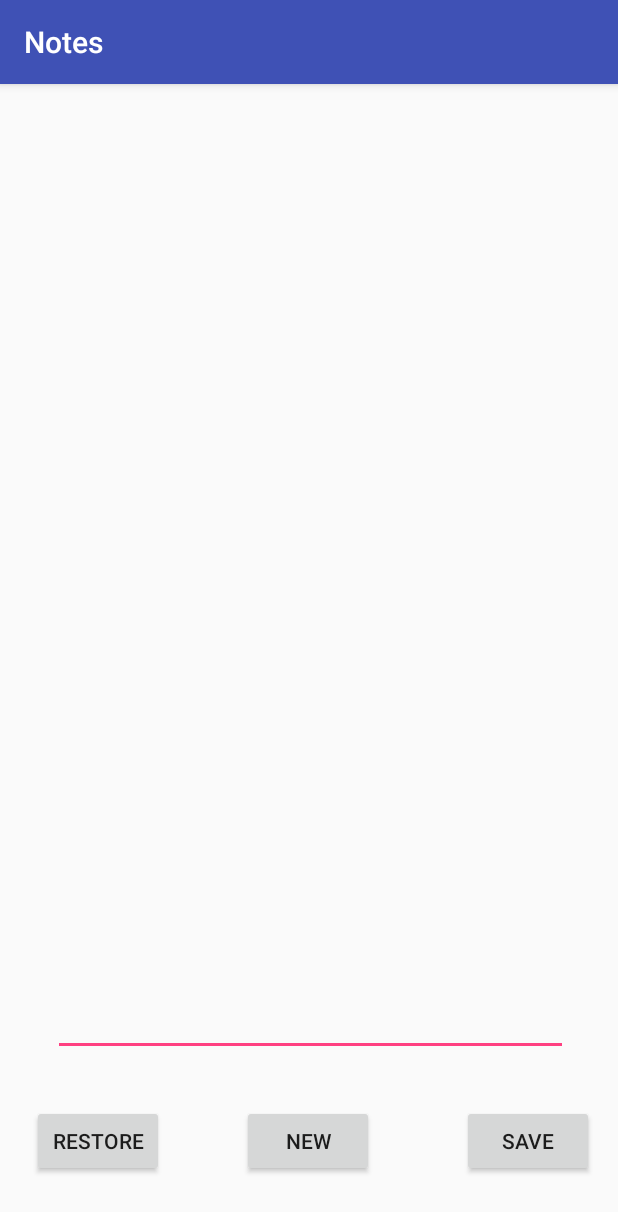
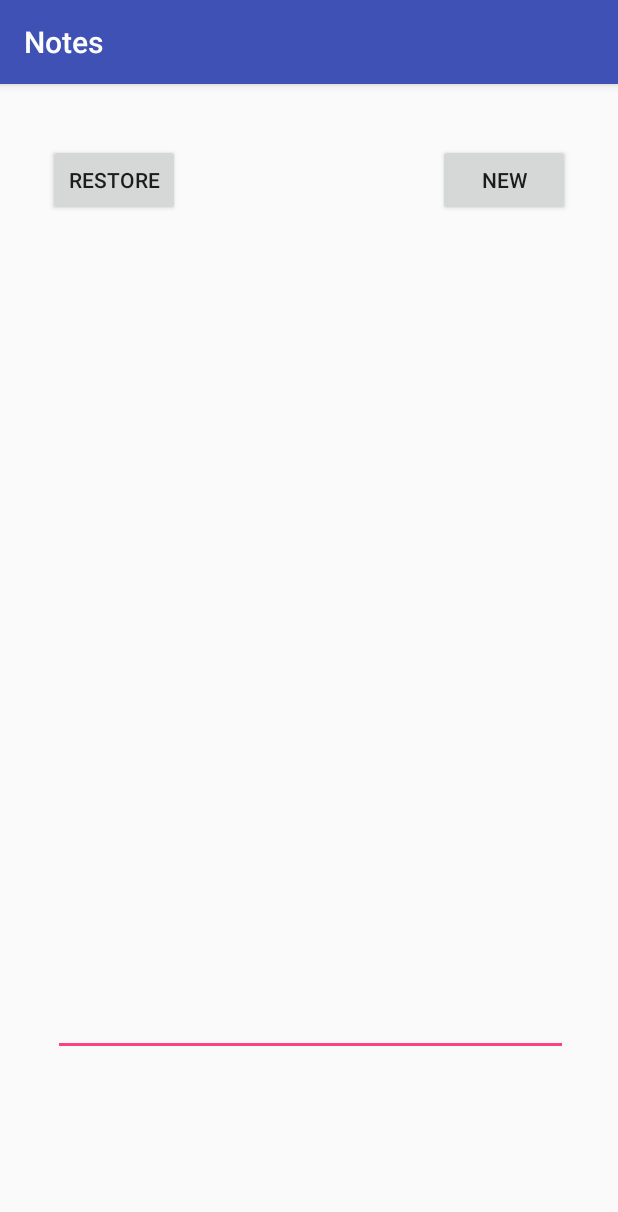
Before and after one commit to PatrickG07/Notes, an Android app: the screen it shows after launch (NotesActivity), on a phone screen of 412 x 824 dp. Shown: the top 1212 px of the screen. Run offline under Robolectric (Android 15) with nearby library versions, the phone set to English and light mode, and no system bars.

Commit message:
Bug / usability patch
Bug where it saves a blanket text or it twice has been fixed / The Buttons has bin relocatet to the top for better access

```diff
--- a/app/src/main/java/patrick/notes/NotesActivity.java
+++ b/app/src/main/java/patrick/notes/NotesActivity.java
@@ -3,7 +3,6 @@ package patrick.notes;
 import android.content.Intent;
 import android.os.Bundle;
 import android.support.v7.app.AppCompatActivity;
-import android.util.Log;
 import android.view.View;
 import android.widget.Button;
 import android.widget.TextView;
@@ -11,7 +10,7 @@ import android.database.Cursor;
 
 /**
  * NotesActivity is the Main Activity for writing Notes and to save it / update / new
- * <p>
+ *
  * Created by Patrick on 24.08.2017.
  */
 public class NotesActivity extends AppCompatActivity {
@@ -34,16 +33,8 @@ public class NotesActivity extends AppCompatActivity {
         setContentView(R.layout.activity_notes);
         tv = (TextView) findViewById(R.id.editNote);
         Button btnRestoreData = (Button) findViewById(R.id.btnRestore);
-        Button btnSave = (Button) findViewById(R.id.btnSave);
         Button btnNew = (Button) findViewById(R.id.btnNew);
         mDatabaseHelper = new DatabaseHelper(this);
-
-        btnSave.setOnClickListener(new View.OnClickListener() {
-            @Override
-            public void onClick(View v) {
-                onInsert();
-            }
-        });
 
         btnRestoreData.setOnClickListener(new View.OnClickListener() {
             @Override
--- a/app/src/main/res/layout/activity_notes.xml
+++ b/app/src/main/res/layout/activity_notes.xml
@@ -7,24 +7,14 @@
     tools:context="patrick.notes.NotesActivity">
 
     <Button
-        android:id="@+id/btnSave"
-        android:layout_width="wrap_content"
-        android:layout_height="wrap_content"
-        android:layout_marginBottom="39dp"
-        android:layout_marginRight="16dp"
-        android:text="Save"
-        app:layout_constraintBottom_toBottomOf="parent"
-        app:layout_constraintRight_toRightOf="parent" />
-
-    <Button
         android:id="@+id/btnRestore"
         android:layout_width="wrap_content"
         android:layout_height="wrap_content"
-        android:layout_marginBottom="39dp"
-        android:layout_marginLeft="21dp"
+        android:layout_marginLeft="32dp"
+        android:layout_marginTop="40dp"
         android:text="Restore"
-        app:layout_constraintBottom_toBottomOf="parent"
-        app:layout_constraintLeft_toLeftOf="parent" />
+        app:layout_constraintLeft_toLeftOf="parent"
+        app:layout_constraintTop_toTopOf="parent" />
 
     <EditText
         android:id="@+id/editNote"
@@ -43,13 +33,10 @@
         android:id="@+id/btnNew"
         android:layout_width="wrap_content"
         android:layout_height="wrap_content"
-        android:layout_marginBottom="39dp"
+        android:layout_marginTop="40dp"
+        android:layout_marginEnd="32dp"
         android:text="New"
-        app:layout_constraintBottom_toBottomOf="parent"
-        app:layout_constraintLeft_toRightOf="@+id/btnRestore"
-        android:layout_marginLeft="8dp"
-        app:layout_constraintRight_toLeftOf="@+id/btnSave"
-        android:layout_marginRight="8dp"
-        app:layout_constraintHorizontal_bias="0.462" />
+        app:layout_constraintEnd_toEndOf="parent"
+        app:layout_constraintTop_toTopOf="parent" />
 
 </android.support.constraint.ConstraintLayout>
```
Also changed, not shown: app/build.gradle (+4 -4 lines), app/src/main/res/layout/activity_saves.xml (+16 -19 lines).
